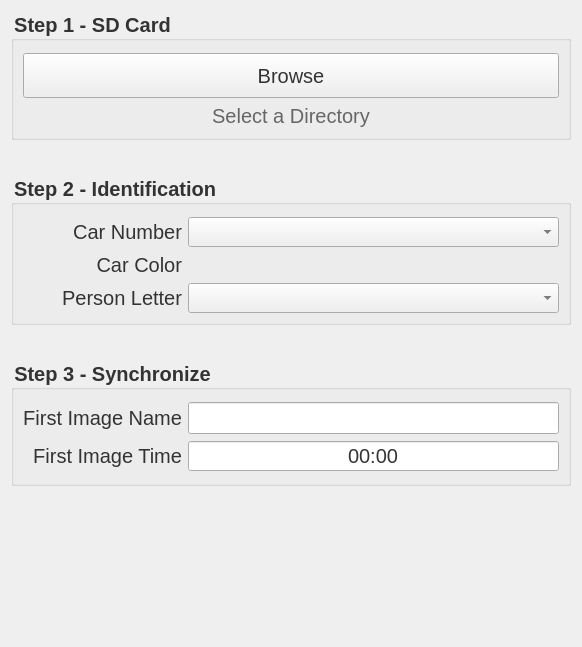
This is widgets/ImageForm.ui in bluemellophone/gzc-client as Qt 5 draws it before an edit. The edited form follows.
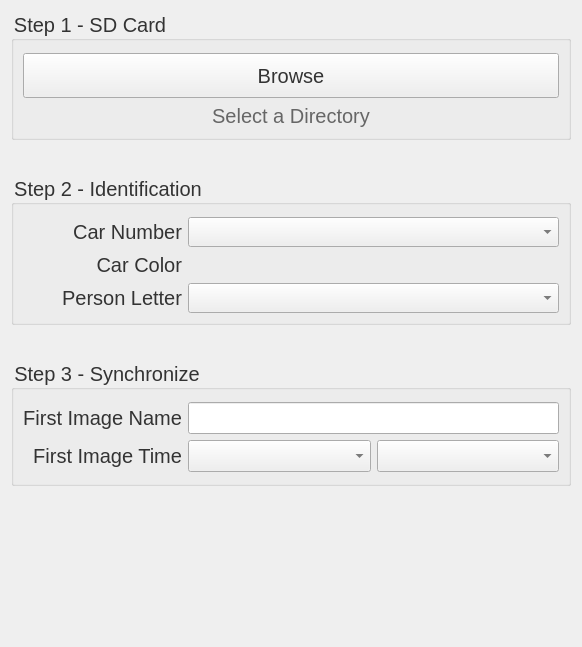
This is the edited form.

Patch:
```diff
--- a/widgets/ImageForm.ui
+++ b/widgets/ImageForm.ui
@@ -56,8 +56,6 @@
        <property name="font">
         <font>
          <pointsize>-1</pointsize>
-         <weight>75</weight>
-         <bold>true</bold>
         </font>
        </property>
        <property name="styleSheet">
@@ -159,8 +157,6 @@
        <property name="font">
         <font>
          <pointsize>-1</pointsize>
-         <weight>75</weight>
-         <bold>true</bold>
         </font>
        </property>
        <property name="styleSheet">
@@ -292,8 +288,6 @@
        <property name="font">
         <font>
          <pointsize>-1</pointsize>
-         <weight>75</weight>
-         <bold>true</bold>
         </font>
        </property>
        <property name="styleSheet">
@@ -352,29 +346,14 @@
          </widget>
         </item>
         <item row="1" column="1">
-         <widget class="QTimeEdit" name="timeInput">
-          <property name="minimumSize">
-           <size>
-            <width>0</width>
-            <height>30</height>
-           </size>
-          </property>
-          <property name="styleSheet">
-           <string notr="true"/>
-          </property>
-          <property name="alignment">
-           <set>Qt::AlignCenter</set>
-          </property>
-          <property name="readOnly">
-           <bool>false</bool>
-          </property>
-          <property name="buttonSymbols">
-           <enum>QAbstractSpinBox::NoButtons</enum>
-          </property>
-          <property name="displayFormat">
-           <string>HH:mm</string>
-          </property>
-         </widget>
+         <layout class="QHBoxLayout" name="horizontalLayout_2">
+          <item>
+           <widget class="QComboBox" name="timeHour"/>
+          </item>
+          <item>
+           <widget class="QComboBox" name="timeMinute"/>
+          </item>
+         </layout>
         </item>
        </layout>
       </widget>
```
